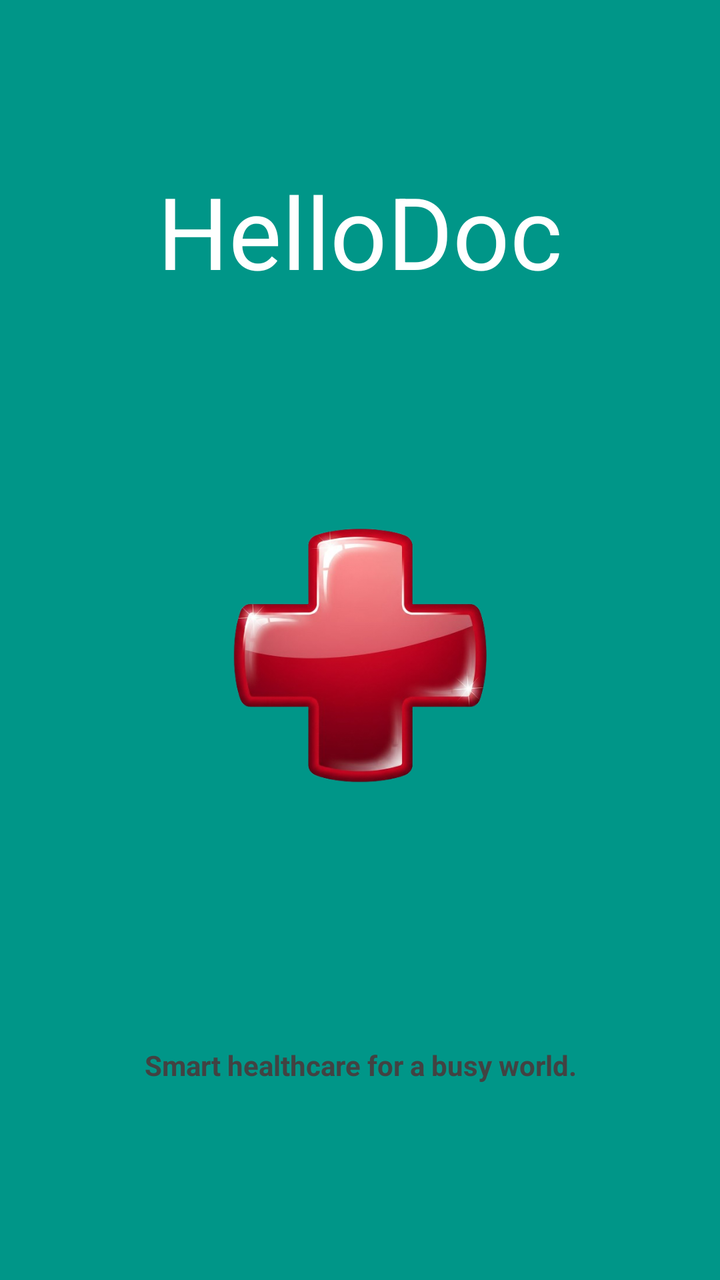
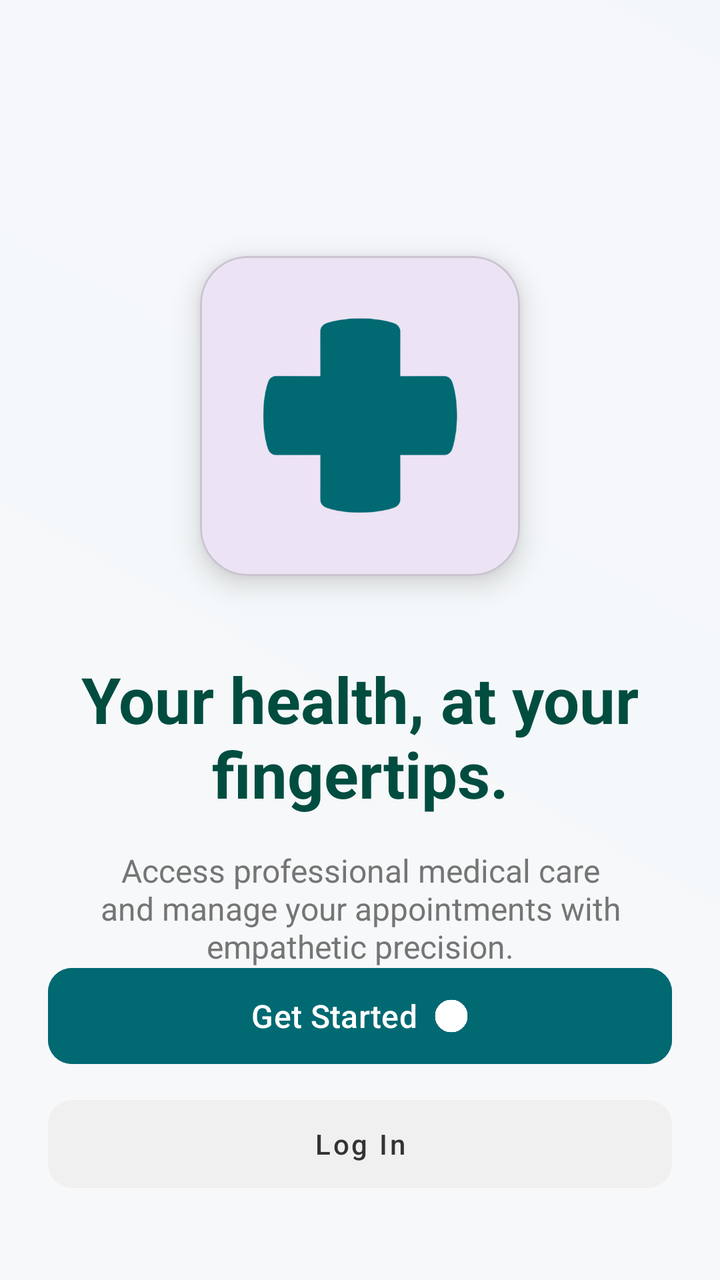

The first picture is an Android layout as it rendered before a commit; the second is the same layout after the commit. The layout source and the unified diff follow.
<!-- AndroidManifest.xml: application theme Theme.DocSheba -->
<!-- res/layout/splash_screen_activity.xml -->
<?xml version="1.0" encoding="utf-8"?>
<androidx.constraintlayout.widget.ConstraintLayout
    xmlns:android="http://schemas.android.com/apk/res/android"
    xmlns:app="http://schemas.android.com/apk/res-auto"
    xmlns:tools="http://schemas.android.com/tools"
    android:id="@+id/main"
    android:layout_width="match_parent"
    android:layout_height="match_parent"
    android:background="#009688"
    tools:context=".SplashActivity">



    <TextView
        android:id="@+id/TitleTV"
        android:layout_width="wrap_content"
        android:layout_height="wrap_content"
        android:text="HelloDoc"
        android:textSize="50sp"
        android:textColor="@color/white"
        app:layout_constraintStart_toStartOf="parent"
        app:layout_constraintEnd_toEndOf="parent"
        app:layout_constraintBottom_toTopOf="@id/LogoIV"
        app:layout_constraintTop_toTopOf="parent"

        />

    <ImageView
        android:id="@+id/LogoIV"
        android:layout_width="0dp"
        android:layout_height="0dp"
        android:scaleType="fitCenter"
        android:src="@drawable/icon_redcross"
        app:layout_constraintWidth_percent="0.45"
        app:layout_constraintDimensionRatio="1:1"
        app:layout_constraintTop_toBottomOf="@id/TitleTV"
        app:layout_constraintBottom_toTopOf="@id/MotoTV"
        app:layout_constraintStart_toStartOf="parent"
        app:layout_constraintEnd_toEndOf="parent"
        app:layout_constraintVertical_chainStyle="packed"
        android:layout_marginTop="@dimen/padding_medium"
        android:layout_marginBottom="@dimen/padding_medium"
        android:padding="@dimen/padding_small" />

    <TextView
        android:id="@+id/MotoTV"
        android:layout_width="0dp"
        android:layout_height="wrap_content"
        android:text="Smart healthcare for a busy world."
        android:textColor="#424242"
        android:textStyle="bold"
        app:autoSizeTextType="uniform"
        app:autoSizeMinTextSize="14sp"
        app:autoSizeMaxTextSize="20sp"
        android:padding="@dimen/padding_medium"
        android:gravity="center"
        app:layout_constraintTop_toBottomOf="@id/LogoIV"
        app:layout_constraintBottom_toBottomOf="parent"
        app:layout_constraintVertical_bias="0.3"
        app:layout_constraintStart_toStartOf="parent"
        app:layout_constraintEnd_toEndOf="parent" />

</androidx.constraintlayout.widget.ConstraintLayout>
<!-- resources referenced by this layout -->
<resources>
  <color name="white">#FFFFFFFF</color>
  <dimen name="padding_medium">16dp</dimen>
  <dimen name="padding_small">8dp</dimen>
  <!-- drawable icon_redcross: png bitmap (drawable, 160722 bytes) -->
  <style name="Theme.DocSheba" parent="Base.Theme.DocSheba" />
  <style name="Base.Theme.DocSheba" parent="Theme.Material3.DayNight.NoActionBar">
          
          
      </style>
</resources>

<!-- the commit's change to res/layout/splash_screen_activity.xml (unified diff, before → after) -->
@@ -1,63 +1,103 @@
 <?xml version="1.0" encoding="utf-8"?>
-<androidx.constraintlayout.widget.ConstraintLayout
-    xmlns:android="http://schemas.android.com/apk/res/android"
+<androidx.constraintlayout.widget.ConstraintLayout xmlns:android="http://schemas.android.com/apk/res/android"
     xmlns:app="http://schemas.android.com/apk/res-auto"
     xmlns:tools="http://schemas.android.com/tools"
-    android:id="@+id/main"
     android:layout_width="match_parent"
     android:layout_height="match_parent"
-    android:background="#009688"
-    tools:context=".SplashActivity">
+    android:background="#F8F9FA">
 
+    <View
+        android:layout_width="match_parent"
+        android:layout_height="match_parent"
+        android:alpha="0.05"
+        android:background="@drawable/activity_bg_gradient" />
 
+    <com.google.android.material.card.MaterialCardView
+        android:id="@+id/logoCard"
+        android:layout_width="160dp"
+        android:layout_height="160dp"
+        app:cardCornerRadius="24dp"
+        app:cardElevation="8dp"
+        app:layout_constraintBottom_toTopOf="@+id/guidelineCenter"
+        app:layout_constraintEnd_toEndOf="parent"
+        app:layout_constraintStart_toStartOf="parent">
+
+        <ImageView
+            android:layout_width="match_parent"
+            android:layout_height="match_parent"
+            android:padding="24dp"
+            android:src="@drawable/icon_redcross"
+            app:tint="@color/color_primary_teal" />
+    </com.google.android.material.card.MaterialCardView>
+
+    <androidx.constraintlayout.widget.Guideline
+        android:id="@+id/guidelineCenter"
+        android:layout_width="wrap_content"
+        android:layout_height="wrap_content"
+        android:orientation="horizontal"
+        app:layout_constraintGuide_percent="0.45" />
 
     <TextView
-        android:id="@+id/TitleTV"
-        android:layout_width="wrap_content"
+        android:id="@+id/splashTitle"
+        android:layout_width="0dp"
         android:layout_height="wrap_content"
-        android:text="HelloDoc"
-        android:textSize="50sp"
-        android:textColor="@color/white"
+        android:layout_marginHorizontal="40dp"
+        android:layout_marginTop="40dp"
+        android:gravity="center"
+        android:text="Your health, at your fingertips."
+        android:textColor="#004D40"
+        android:textSize="32sp"
+        android:textStyle="bold"
+        app:layout_constraintEnd_toEndOf="parent"
         app:layout_constraintStart_toStartOf="parent"
-        app:layout_constraintEnd_toEndOf="parent"
-        app:layout_constraintBottom_toTopOf="@id/LogoIV"
-        app:layout_constraintTop_toTopOf="parent"
-
-        />
-
-    <ImageView
-        android:id="@+id/LogoIV"
-        android:layout_width="0dp"
-        android:layout_height="0dp"
-        android:scaleType="fitCenter"
-        android:src="@drawable/icon_redcross"
-        app:layout_constraintWidth_percent="0.45"
-        app:layout_constraintDimensionRatio="1:1"
-        app:layout_constraintTop_toBottomOf="@id/TitleTV"
-        app:layout_constraintBottom_toTopOf="@id/MotoTV"
-        app:layout_constraintStart_toStartOf="parent"
-        app:layout_constraintEnd_toEndOf="parent"
-        app:layout_constraintVertical_chainStyle="packed"
-        android:layout_marginTop="@dimen/padding_medium"
-        android:layout_marginBottom="@dimen/padding_medium"
-        android:padding="@dimen/padding_small" />
+        app:layout_constraintTop_toBottomOf="@+id/logoCard" />
 
     <TextView
-        android:id="@+id/MotoTV"
+        android:id="@+id/splashSubTitle"
         android:layout_width="0dp"
         android:layout_height="wrap_content"
-        android:text="Smart healthcare for a busy world."
-        android:textColor="#424242"
-        android:textStyle="bold"
-        app:autoSizeTextType="uniform"
-        app:autoSizeMinTextSize="14sp"
-        app:autoSizeMaxTextSize="20sp"
-        android:padding="@dimen/padding_medium"
+        android:layout_marginHorizontal="40dp"
+        android:layout_marginTop="16dp"
         android:gravity="center"
-        app:layout_constraintTop_toBottomOf="@id/LogoIV"
-        app:layout_constraintBottom_toBottomOf="parent"
-        app:layout_constraintVertical_bias="0.3"
+        android:text="Access professional medical care and manage your appointments with empathetic precision."
+        android:textColor="@color/text_color_secondary"
+        android:textSize="16sp"
+        app:layout_constraintEnd_toEndOf="parent"
         app:layout_constraintStart_toStartOf="parent"
-        app:layout_constraintEnd_toEndOf="parent" />
+        app:layout_constraintTop_toBottomOf="@+id/splashTitle" />
+
+    <LinearLayout
+        android:layout_width="match_parent"
+        android:layout_height="wrap_content"
+        android:layout_marginHorizontal="24dp"
+        android:layout_marginBottom="40dp"
+        android:orientation="vertical"
+        app:layout_constraintBottom_toBottomOf="parent">
+
+        <com.google.android.material.button.MaterialButton
+            android:id="@+id/btnGetStarted"
+            android:layout_width="match_parent"
+            android:layout_height="56dp"
+            android:backgroundTint="@color/color_primary_teal"
+            android:text="Get Started"
+            android:textAllCaps="false"
+            android:textSize="16sp"
+            app:cornerRadius="12dp"
+            app:icon="@drawable/ic_arrow_forward"
+            app:iconGravity="textEnd" />
+
+        <com.google.android.material.button.MaterialButton
+            android:id="@+id/btnSplashLogin"
+            style="@style/Widget.MaterialComponents.Button.TextButton"
+            android:layout_width="match_parent"
+            android:layout_height="56dp"
+            android:layout_marginTop="8dp"
+            android:text="Log In"
+            android:textAllCaps="false"
+            android:textColor="@color/text_color_primary"
+            app:backgroundTint="#F0F0F0"
+            app:cornerRadius="12dp" />
+
+    </LinearLayout>
 
 </androidx.constraintlayout.widget.ConstraintLayout>
<!-- resource entries referenced after the edit -->
@@ -1,10 +1,21 @@
 <!-- resources referenced by this layout -->
 <resources>
-  <color name="white">#FFFFFFFF</color>
-  <dimen name="padding_medium">16dp</dimen>
-  <dimen name="padding_small">8dp</dimen>
+  <color name="color_primary_teal">#006972</color>
+  <color name="text_color_primary">#333333</color>
+  <color name="text_color_secondary">#757575</color>
+  <!-- drawable activity_bg_gradient (drawable) -->
+  <?xml version="1.0" encoding="utf-8"?>
+  <shape xmlns:android="http://schemas.android.com/apk/res/android">
+      <gradient
+          android:startColor="@color/bg_gradient_start"
+          android:endColor="@color/bg_gradient_end"
+          android:angle="45" />
+  </shape>
+  <!-- drawable ic_arrow_forward: png bitmap (drawable, 14273 bytes) -->
   <!-- drawable icon_redcross: png bitmap (drawable, 160722 bytes) -->
   <style name="Theme.DocSheba" parent="Base.Theme.DocSheba" />
+  <color name="bg_gradient_start">#E3F2FD</color>
+  <color name="bg_gradient_end">#BBDEFB</color>
   <style name="Base.Theme.DocSheba" parent="Theme.Material3.DayNight.NoActionBar">
           
           
